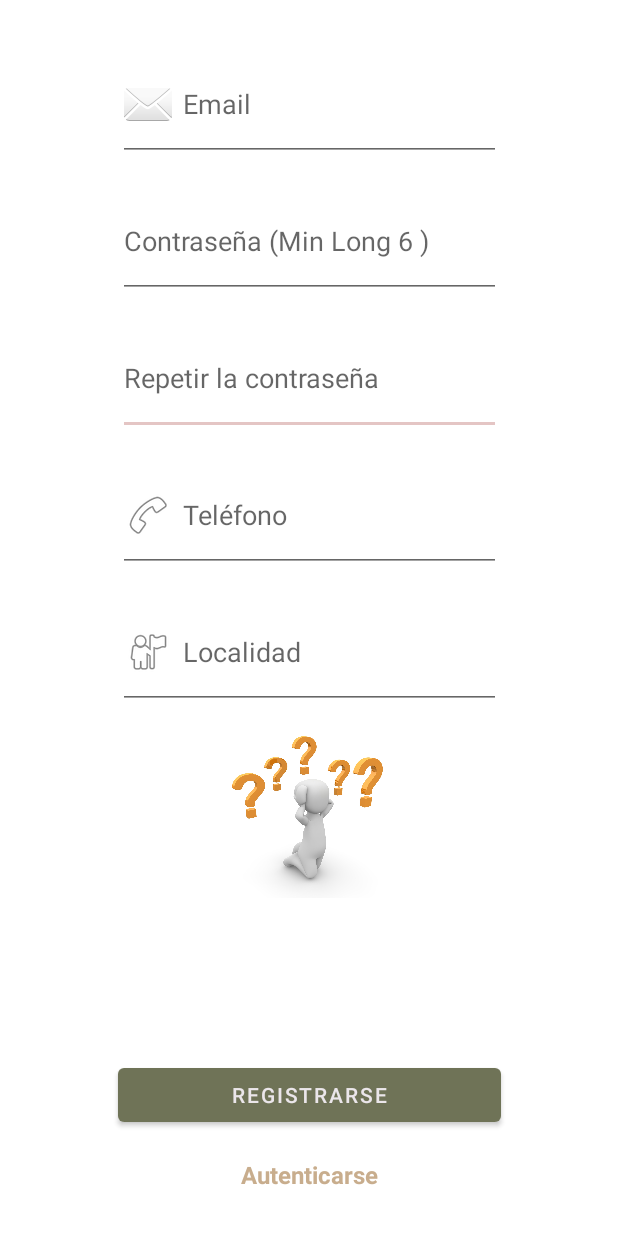
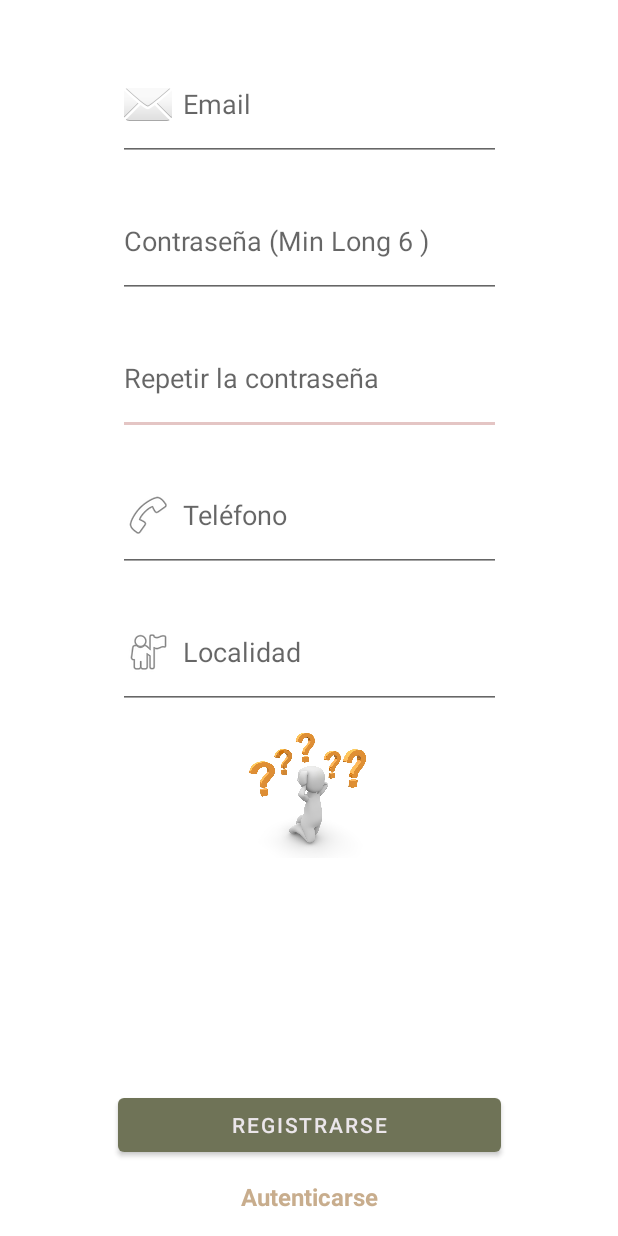
Before and after one commit to Ivan-Montes/IvanMontes_PFC, an Android app: the RegisterActivity screen opened directly, with no data from a screen before it, on a phone screen of 412 x 824 dp. Run offline under Robolectric (Android 15) with nearby library versions, the phone set to English and light mode, and no system bars; our stand-ins replace Firebase (no records; nobody signed in at launch, a user with empty details on screens opened directly).

Commit message:
Minor changes

```diff
--- a/app/src/main/res/layout/activity_register.xml
+++ b/app/src/main/res/layout/activity_register.xml
@@ -86,7 +86,7 @@
         android:id="@+id/btRegistrar"
         android:layout_width="255dp"
         android:layout_height="wrap_content"
-        android:layout_marginBottom="70dp"
+        android:layout_marginBottom="50dp"
         android:text="@string/reg"
         app:layout_constraintBottom_toBottomOf="parent"
         app:layout_constraintEnd_toEndOf="parent"
@@ -96,7 +96,7 @@
         android:id="@+id/tvAuth"
         android:layout_width="wrap_content"
         android:layout_height="wrap_content"
-        android:layout_marginBottom="30dp"
+        android:layout_marginBottom="15dp"
         android:text="@string/login"
         android:textColor="@color/beige"
         android:textSize="16sp"
@@ -107,8 +107,8 @@
 
     <ImageView
         android:id="@+id/ivLogoReg"
-        android:layout_width="133dp"
-        android:layout_height="118dp"
+        android:layout_width="109dp"
+        android:layout_height="91dp"
         android:layout_marginTop="8dp"
         android:contentDescription="@string/img_logo"
         app:layout_constraintEnd_toEndOf="parent"
--- a/app/src/main/res/layout/warn_line.xml
+++ b/app/src/main/res/layout/warn_line.xml
@@ -37,14 +37,14 @@
                 android:id="@+id/tvFechaFin"
                 android:layout_width="wrap_content"
                 android:layout_height="wrap_content"
-                android:layout_marginStart="100dp"
+                android:layout_marginStart="85dp"
                 android:layout_marginTop="8dp"
                 app:layout_constraintStart_toStartOf="@+id/tvFechaInicio"
                 app:layout_constraintTop_toBottomOf="@+id/tvLugar" />
 
             <ImageView
                 android:id="@+id/ivWarnImg"
-                android:layout_width="103dp"
+                android:layout_width="95dp"
                 android:layout_height="115dp"
                 android:layout_marginTop="8dp"
                 android:contentDescription="@string/warn_img"
@@ -59,7 +59,7 @@
                 android:id="@+id/tvActivo"
                 android:layout_width="wrap_content"
                 android:layout_height="wrap_content"
-                android:layout_marginStart="100dp"
+                android:layout_marginStart="50dp"
                 android:layout_marginTop="8dp"
                 app:layout_constraintStart_toEndOf="@+id/tvNivel"
                 app:layout_constraintTop_toBottomOf="@+id/tvFechaInicio" />
```
